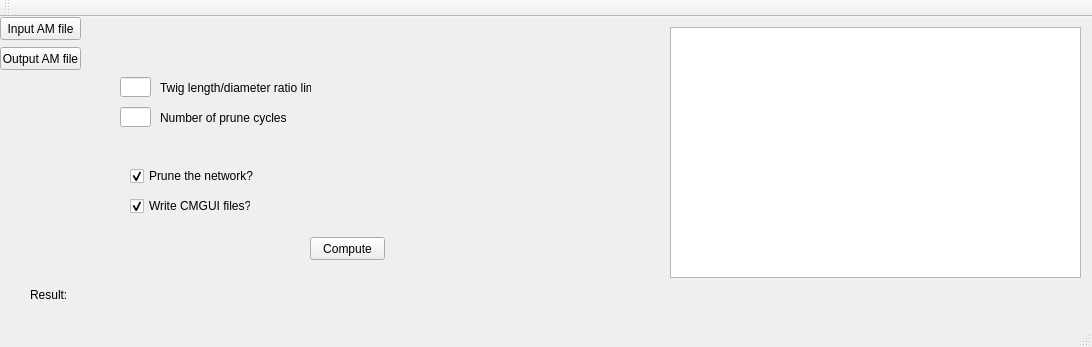
This is Qt/Pruner/mainwindow.ui in gibbogle/vessel-tools as Qt 5 draws it before an edit. The edited form follows.
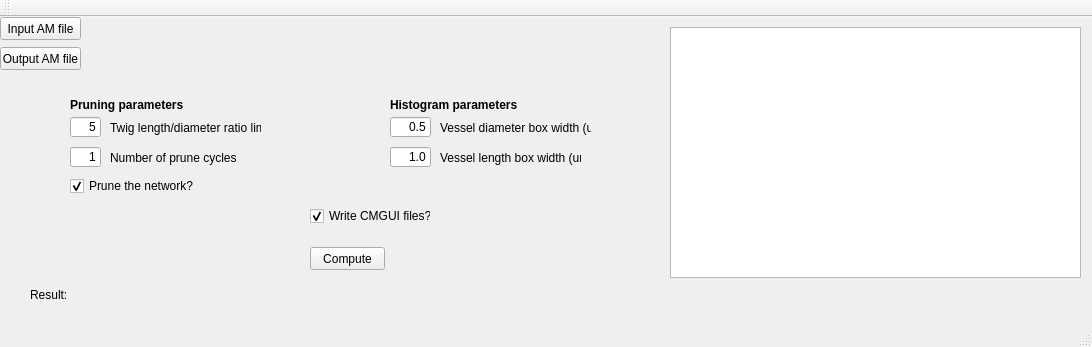
This is the edited form.

Patch:
```diff
--- a/Qt/Pruner/mainwindow.ui
+++ b/Qt/Pruner/mainwindow.ui
@@ -44,7 +44,7 @@
     <property name="geometry">
      <rect>
       <x>310</x>
-      <y>220</y>
+      <y>230</y>
       <width>75</width>
       <height>23</height>
      </rect>
@@ -118,18 +118,24 @@
    <widget class="QLineEdit" name="lineEditRatioLimit">
     <property name="geometry">
      <rect>
-      <x>120</x>
-      <y>60</y>
+      <x>70</x>
+      <y>100</y>
       <width>31</width>
       <height>20</height>
      </rect>
     </property>
+    <property name="text">
+     <string>5</string>
+    </property>
+    <property name="alignment">
+     <set>Qt::AlignRight|Qt::AlignTrailing|Qt::AlignVCenter</set>
+    </property>
    </widget>
    <widget class="QLabel" name="labelRatioLimit">
     <property name="geometry">
      <rect>
-      <x>160</x>
-      <y>60</y>
+      <x>110</x>
+      <y>100</y>
       <width>151</width>
       <height>21</height>
      </rect>
@@ -141,8 +147,8 @@
    <widget class="QCheckBox" name="checkBoxPrune">
     <property name="geometry">
      <rect>
-      <x>130</x>
-      <y>150</y>
+      <x>70</x>
+      <y>160</y>
       <width>131</width>
       <height>18</height>
      </rect>
@@ -157,8 +163,8 @@
    <widget class="QCheckBox" name="checkBoxCreateCmgui">
     <property name="geometry">
      <rect>
-      <x>130</x>
-      <y>180</y>
+      <x>310</x>
+      <y>190</y>
       <width>121</width>
       <height>18</height>
      </rect>
@@ -173,18 +179,24 @@
    <widget class="QLineEdit" name="lineNprunecycles">
     <property name="geometry">
      <rect>
-      <x>120</x>
-      <y>90</y>
+      <x>70</x>
+      <y>130</y>
       <width>31</width>
       <height>20</height>
      </rect>
     </property>
+    <property name="text">
+     <string>1</string>
+    </property>
+    <property name="alignment">
+     <set>Qt::AlignRight|Qt::AlignTrailing|Qt::AlignVCenter</set>
+    </property>
    </widget>
    <widget class="QLabel" name="label_nprunecycles">
     <property name="geometry">
      <rect>
-      <x>160</x>
-      <y>90</y>
+      <x>110</x>
+      <y>130</y>
       <width>171</width>
       <height>21</height>
      </rect>
@@ -193,6 +205,102 @@
      <string>Number of prune cycles</string>
     </property>
    </widget>
+   <widget class="QLineEdit" name="lineEdit_ddiam">
+    <property name="geometry">
+     <rect>
+      <x>390</x>
+      <y>100</y>
+      <width>41</width>
+      <height>20</height>
+     </rect>
+    </property>
+    <property name="text">
+     <string>0.5</string>
+    </property>
+    <property name="alignment">
+     <set>Qt::AlignRight|Qt::AlignTrailing|Qt::AlignVCenter</set>
+    </property>
+   </widget>
+   <widget class="QLabel" name="label_histogram">
+    <property name="geometry">
+     <rect>
+      <x>390</x>
+      <y>80</y>
+      <width>141</width>
+      <height>16</height>
+     </rect>
+    </property>
+    <property name="font">
+     <font>
+      <weight>75</weight>
+      <bold>true</bold>
+     </font>
+    </property>
+    <property name="text">
+     <string>Histogram parameters</string>
+    </property>
+   </widget>
+   <widget class="QLineEdit" name="lineEdit_dlen">
+    <property name="geometry">
+     <rect>
+      <x>390</x>
+      <y>130</y>
+      <width>41</width>
+      <height>20</height>
+     </rect>
+    </property>
+    <property name="text">
+     <string>1.0</string>
+    </property>
+    <property name="alignment">
+     <set>Qt::AlignRight|Qt::AlignTrailing|Qt::AlignVCenter</set>
+    </property>
+   </widget>
+   <widget class="QLabel" name="label_dlen">
+    <property name="geometry">
+     <rect>
+      <x>440</x>
+      <y>130</y>
+      <width>141</width>
+      <height>21</height>
+     </rect>
+    </property>
+    <property name="text">
+     <string>Vessel length box width (um)</string>
+    </property>
+   </widget>
+   <widget class="QLabel" name="label_ddiam">
+    <property name="geometry">
+     <rect>
+      <x>440</x>
+      <y>100</y>
+      <width>151</width>
+      <height>21</height>
+     </rect>
+    </property>
+    <property name="text">
+     <string>Vessel diameter box width (um)</string>
+    </property>
+   </widget>
+   <widget class="QLabel" name="label_pruning">
+    <property name="geometry">
+     <rect>
+      <x>70</x>
+      <y>80</y>
+      <width>141</width>
+      <height>16</height>
+     </rect>
+    </property>
+    <property name="font">
+     <font>
+      <weight>75</weight>
+      <bold>true</bold>
+     </font>
+    </property>
+    <property name="text">
+     <string>Pruning parameters</string>
+    </property>
+   </widget>
   </widget>
   <widget class="QMenuBar" name="menuBar">
    <property name="geometry">
```
